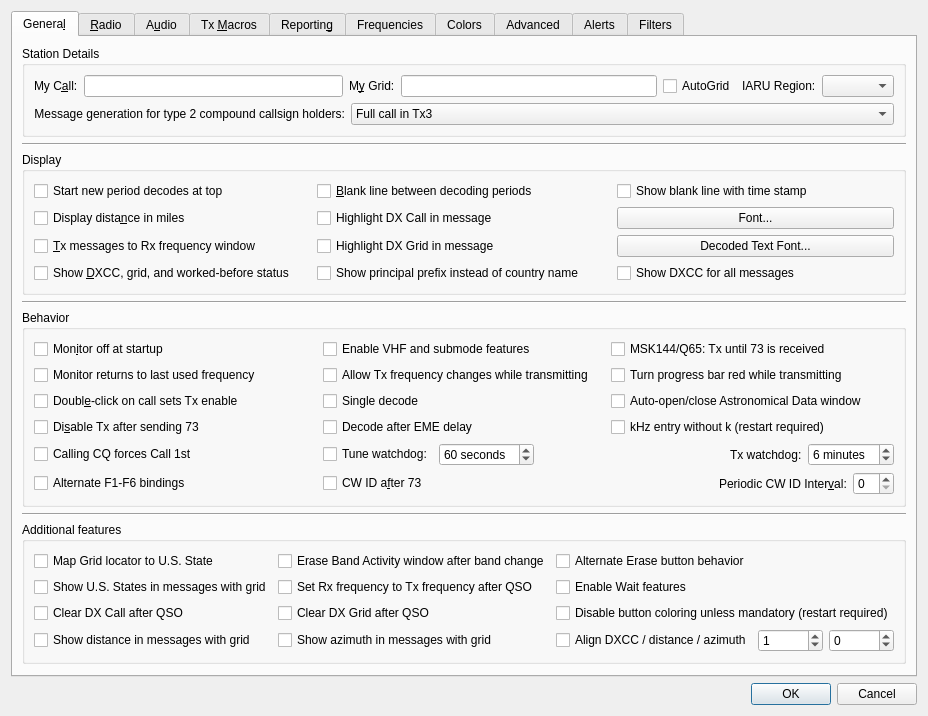
Above: Configuration_Alerts_PLUS.ui from uaro-radio/wsjtx before the change. Below: the same form after it.
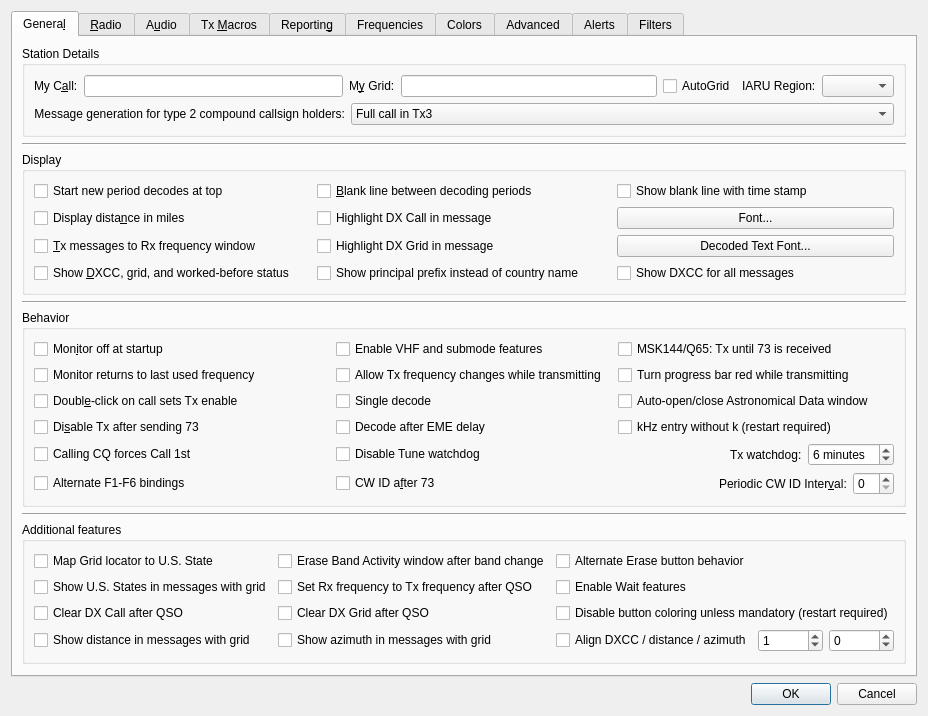
That is the form after the change. Custom widgets are drawn as their Qt base class.

```diff
--- a/Configuration_Alerts_PLUS.ui
+++ b/Configuration_Alerts_PLUS.ui
@@ -298,6 +298,29 @@
           <string>Behavior</string>
          </property>
          <layout class="QGridLayout" name="gridLayout_8">
+          <item row="1" column="1">
+           <spacer name="horizontalSpacer_14">
+            <property name="orientation">
+             <enum>Qt::Horizontal</enum>
+            </property>
+            <property name="sizeType">
+             <enum>QSizePolicy::Fixed</enum>
+            </property>
+            <property name="sizeHint" stdset="0">
+             <size>
+              <width>20</width>
+              <height>20</height>
+             </size>
+            </property>
+           </spacer>
+          </item>
+          <item row="8" column="0">
+           <widget class="QCheckBox" name="alternate_bindings_check_box">
+            <property name="text">
+             <string>Alternate F1-F6 bindings</string>
+            </property>
+           </widget>
+          </item>
           <item row="6" column="0">
            <widget class="QCheckBox" name="force_call_1st_check_box">
             <property name="text">
@@ -305,13 +328,53 @@
             </property>
            </widget>
           </item>
-          <item row="3" column="1">
+          <item row="3" column="2">
            <widget class="QCheckBox" name="decode_at_52s_check_box">
             <property name="text">
              <string>Decode after EME delay</string>
             </property>
            </widget>
           </item>
+          <item row="2" column="2">
+           <widget class="QCheckBox" name="single_decode_check_box">
+            <property name="text">
+             <string>Single decode</string>
+            </property>
+           </widget>
+          </item>
+          <item row="0" column="0">
+           <widget class="QCheckBox" name="monitor_off_check_box">
+            <property name="toolTip">
+             <string>Don't start decoding until the monitor button is clicked.</string>
+            </property>
+            <property name="text">
+             <string>Mon&amp;itor off at startup</string>
+            </property>
+            <property name="checked">
+             <bool>false</bool>
+            </property>
+           </widget>
+          </item>
+          <item row="1" column="0">
+           <widget class="QCheckBox" name="monitor_last_used_check_box">
+            <property name="toolTip">
+             <string>&lt;html&gt;&lt;head/&gt;&lt;body&gt;&lt;p&gt;Check this if you wish to automatically return to the last monitored frequency when monitor is enabled, leave it unchecked if you wish to have the current rig frequency maintained.&lt;/p&gt;&lt;/body&gt;&lt;/html&gt;</string>
+            </property>
+            <property name="text">
+             <string>Monitor returns to last used frequency</string>
+            </property>
+           </widget>
+          </item>
+          <item row="1" column="3">
+           <widget class="QCheckBox" name="progress_bar_check_box">
+            <property name="toolTip">
+             <string>&lt;html&gt;&lt;head/&gt;&lt;body&gt;&lt;p&gt;Turn the progress bar red while transmitting.&lt;/p&gt;&lt;/body&gt;&lt;/html&gt;</string>
+            </property>
+            <property name="text">
+             <string>Turn progress bar red while transmitting</string>
+            </property>
+           </widget>
+          </item>
           <item row="2" column="0">
            <widget class="QCheckBox" name="quick_call_check_box">
             <property name="toolTip">
@@ -322,7 +385,7 @@
             </property>
            </widget>
           </item>
-          <item row="8" column="1" colspan="2">
+          <item row="8" column="2" colspan="2">
            <layout class="QHBoxLayout" name="horizontalLayout_9">
             <item>
              <widget class="QCheckBox" name="CW_id_after_73_check_box">
@@ -375,50 +438,18 @@
             </item>
            </layout>
           </item>
-          <item row="0" column="0">
-           <widget class="QCheckBox" name="monitor_off_check_box">
+          <item row="3" column="0">
+           <widget class="QCheckBox" name="disable_TX_on_73_check_box">
             <property name="toolTip">
-             <string>Don't start decoding until the monitor button is clicked.</string>
+             <string>Turns off automatic transmissions after sending a 73 or any other free
+text message.</string>
             </property>
             <property name="text">
-             <string>Mon&amp;itor off at startup</string>
-            </property>
-            <property name="checked">
-             <bool>false</bool>
-            </property>
-           </widget>
-          </item>
-          <item row="2" column="2">
-           <widget class="QCheckBox" name="auto_astro_check_box">
-            <property name="toolTip">
-             <string>&lt;html&gt;&lt;head/&gt;&lt;body&gt;&lt;p&gt;Open the Astronomical Data window automatically when switching to Q65 or JT65 mode and Decode after EME delay is enabled, and close it when no longer needed.&lt;/p&gt;&lt;/body&gt;&lt;/html&gt;</string>
-            </property>
-            <property name="text">
-             <string>Auto-open/close Astronomical Data window</string>
-            </property>
-           </widget>
-          </item>
-          <item row="3" column="2">
-           <widget class="QCheckBox" name="kHz_without_k_check_box">
-            <property name="toolTip">
-             <string>&lt;html&gt;&lt;head/&gt;&lt;body&gt;&lt;p&gt;Allow kHz frequency offset entry without 'k' suffix.&lt;/p&gt;&lt;/body&gt;&lt;/html&gt;</string>
-            </property>
-            <property name="text">
-             <string>kHz entry without k (restart required)</string>
+             <string>Di&amp;sable Tx after sending 73</string>
             </property>
            </widget>
           </item>
           <item row="1" column="2">
-           <widget class="QCheckBox" name="progress_bar_check_box">
-            <property name="toolTip">
-             <string>&lt;html&gt;&lt;head/&gt;&lt;body&gt;&lt;p&gt;Turn the progress bar red while transmitting.&lt;/p&gt;&lt;/body&gt;&lt;/html&gt;</string>
-            </property>
-            <property name="text">
-             <string>Turn progress bar red while transmitting</string>
-            </property>
-           </widget>
-          </item>
-          <item row="1" column="1">
            <widget class="QCheckBox" name="tx_QSY_check_box">
             <property name="toolTip">
              <string>&lt;html&gt;&lt;head/&gt;&lt;body&gt;&lt;p&gt;Some rigs are not able to process CAT commands while transmitting. This means that if you are operating in split mode you may have to uncheck this option.&lt;/p&gt;&lt;/body&gt;&lt;/html&gt;</string>
@@ -428,14 +459,14 @@
             </property>
            </widget>
           </item>
-          <item row="0" column="1">
+          <item row="0" column="2">
            <widget class="QCheckBox" name="enable_VHF_features_check_box">
             <property name="text">
              <string>Enable VHF and submode features</string>
             </property>
            </widget>
           </item>
-          <item row="0" column="2">
+          <item row="0" column="3">
            <widget class="QCheckBox" name="repeat_Tx_check_box">
             <property name="toolTip">
              <string>&lt;html&gt;&lt;head/&gt;&lt;body&gt;&lt;p&gt;Tx until 73 is received when in MSK144 or Q65 mode. &lt;/p&gt;&lt;/body&gt;&lt;/html&gt;</string>
@@ -445,38 +476,15 @@
             </property>
            </widget>
           </item>
-          <item row="2" column="1">
-           <widget class="QCheckBox" name="single_decode_check_box">
-            <property name="text">
-             <string>Single decode</string>
-            </property>
-           </widget>
-          </item>
-          <item row="6" column="1" colspan="2">
+          <item row="6" column="2" colspan="2">
            <layout class="QHBoxLayout" name="horizontalLayout_12">
             <item>
-             <widget class="QCheckBox" name="tune_watchdog_check_box">
+             <widget class="QCheckBox" name="disable_Tune_watchdog_check_box">
               <property name="toolTip">
-               <string/>
+               <string>&lt;html&gt;&lt;head/&gt;&lt;body&gt;&lt;p&gt;Disable the Tune watchdog.&lt;/p&gt;&lt;/body&gt;&lt;/html&gt;</string>
               </property>
               <property name="text">
-               <string>Tune watchdog:</string>
-              </property>
-             </widget>
-            </item>
-            <item>
-             <widget class="QSpinBox" name="tune_watchdog_spin_box">
-              <property name="toolTip">
-               <string>&lt;html&gt;&lt;head/&gt;&lt;body&gt;&lt;p&gt;Number of seconds before Tune is aborted&lt;/p&gt;&lt;/body&gt;&lt;/html&gt;</string>
-              </property>
-              <property name="suffix">
-               <string> seconds</string>
-              </property>
-              <property name="maximum">
-               <number>300</number>
-              </property>
-              <property name="value">
-               <number>60</number>
+               <string>Disable Tune watchdog</string>
               </property>
              </widget>
             </item>
@@ -524,31 +532,23 @@
             </item>
            </layout>
           </item>
-          <item row="8" column="0">
-           <widget class="QCheckBox" name="alternate_bindings_check_box">
-            <property name="text">
-             <string>Alternate F1-F6 bindings</string>
-            </property>
-           </widget>
-          </item>
-          <item row="1" column="0">
-           <widget class="QCheckBox" name="monitor_last_used_check_box">
+          <item row="2" column="3">
+           <widget class="QCheckBox" name="auto_astro_check_box">
             <property name="toolTip">
-             <string>&lt;html&gt;&lt;head/&gt;&lt;body&gt;&lt;p&gt;Check this if you wish to automatically return to the last monitored frequency when monitor is enabled, leave it unchecked if you wish to have the current rig frequency maintained.&lt;/p&gt;&lt;/body&gt;&lt;/html&gt;</string>
+             <string>&lt;html&gt;&lt;head/&gt;&lt;body&gt;&lt;p&gt;Open the Astronomical Data window automatically when switching to Q65 or JT65 mode and Decode after EME delay is enabled, and close it when no longer needed.&lt;/p&gt;&lt;/body&gt;&lt;/html&gt;</string>
             </property>
             <property name="text">
-             <string>Monitor returns to last used frequency</string>
+             <string>Auto-open/close Astronomical Data window</string>
             </property>
            </widget>
           </item>
-          <item row="3" column="0">
-           <widget class="QCheckBox" name="disable_TX_on_73_check_box">
+          <item row="3" column="3">
+           <widget class="QCheckBox" name="kHz_without_k_check_box">
             <property name="toolTip">
-             <string>Turns off automatic transmissions after sending a 73 or any other free
-text message.</string>
+             <string>&lt;html&gt;&lt;head/&gt;&lt;body&gt;&lt;p&gt;Allow kHz frequency offset entry without 'k' suffix.&lt;/p&gt;&lt;/body&gt;&lt;/html&gt;</string>
             </property>
             <property name="text">
-             <string>Di&amp;sable Tx after sending 73</string>
+             <string>kHz entry without k (restart required)</string>
             </property>
            </widget>
           </item>
@@ -4146,10 +4146,10 @@
          <item row="20" column="0" colspan="4">
           <widget class="QCheckBox" name="cb_filters_for_Wait_and_Pounce_only">
            <property name="toolTip">
-            <string>&lt;html&gt;&lt;head/&gt;&lt;body&gt;&lt;p&gt;Use filters for Wait and Pounce, CQ: First, etc. only (all messages are still displayed).&lt;/p&gt;&lt;/body&gt;&lt;/html&gt;</string>
+            <string>&lt;html&gt;&lt;head/&gt;&lt;body&gt;&lt;p&gt;Use filters for Wait and Pounce only.&lt;/p&gt;&lt;/body&gt;&lt;/html&gt;</string>
            </property>
            <property name="text">
-            <string>Use filters for Wait and Pounce, CQ: First, etc. only (all messages are still displayed)</string>
+            <string>Use filters for Wait and Pounce only</string>
            </property>
           </widget>
          </item>
```
Left out of the diff: 8 changed lines with no effect on the pictures.
